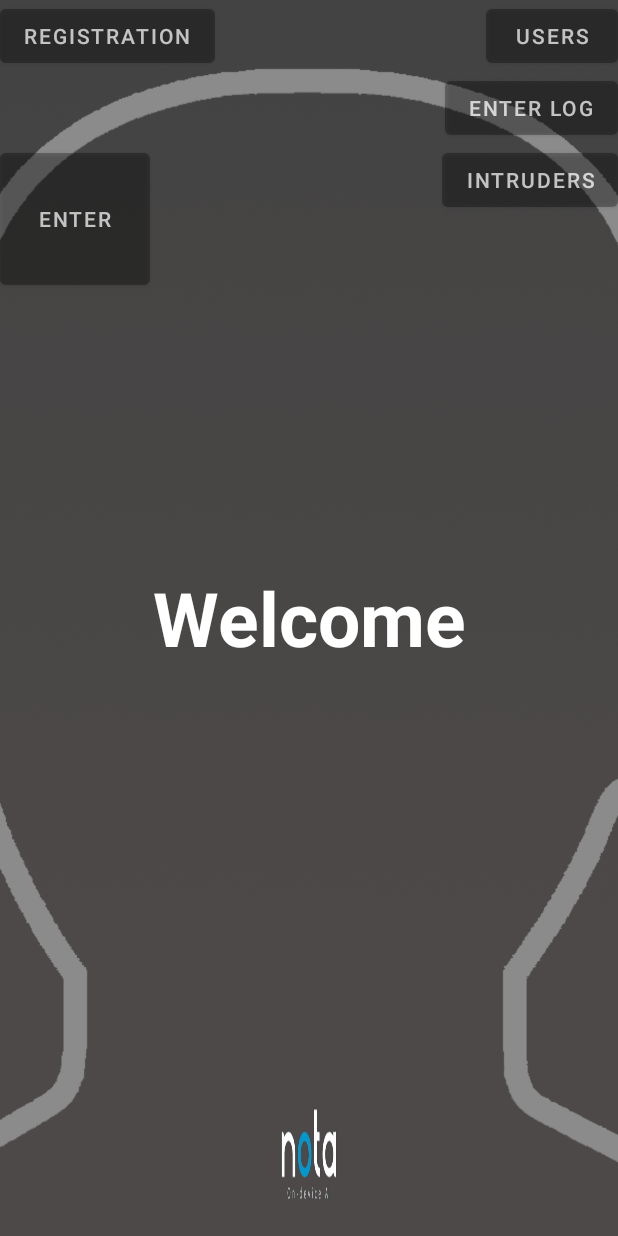
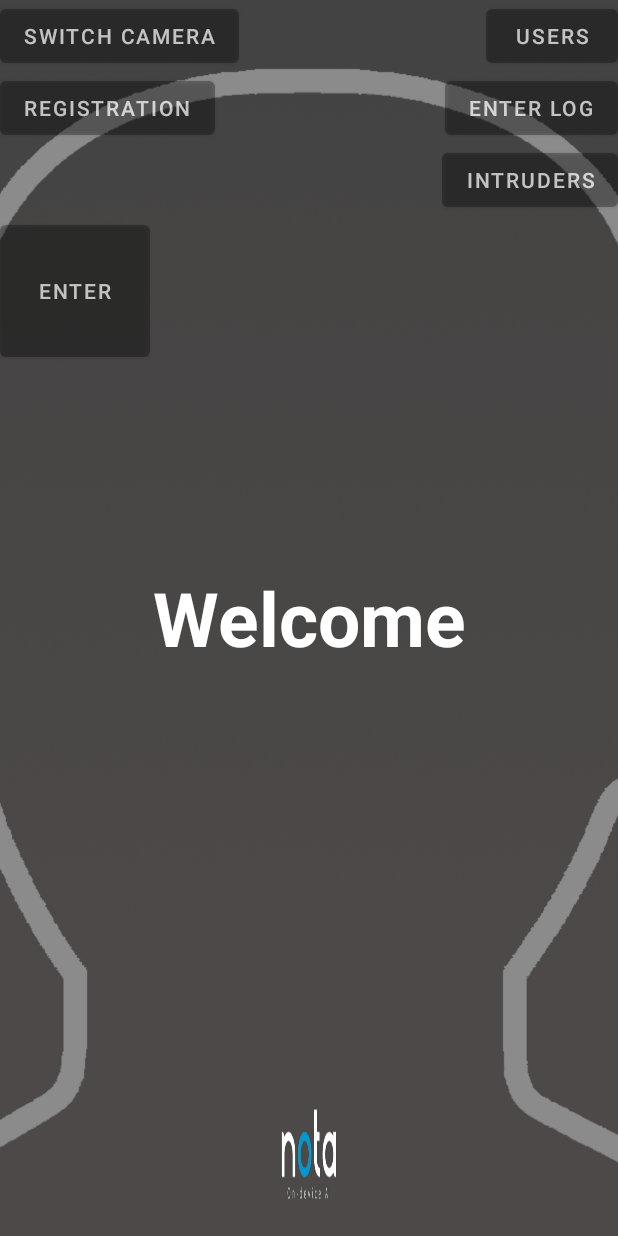
Before and after one commit to nota-github/FaceSDK_Sample_Android, an Android app: the layout activity_camera.xml on its own in the app's theme, with its tools: preview values and no code run, on a phone screen of 412 x 824 dp. Run offline under Robolectric (Android 15) with nearby library versions, the phone set to English and light mode, and no system bars.

Commit message:
[Modify] - Removed camera toggle button re-added

```diff
--- a/SampleForHyundai/hyundai_lobby/src/main/res/layout/activity_camera.xml
+++ b/SampleForHyundai/hyundai_lobby/src/main/res/layout/activity_camera.xml
@@ -35,6 +35,17 @@
         </FrameLayout>
 
         <Button
+            android:id="@+id/bt_switch_camera"
+            app:layout_constraintStart_toStartOf="parent"
+            android:layout_width="wrap_content"
+            android:layout_height="wrap_content"
+            android:alpha="0.7"
+            android:text="Switch Camera"
+            android:enabled="@{viewModel.currentState == State.IDLE ? true : false}"
+            android:onClick="@{viewModel.onClickSwitchCamera()}"
+            app:layout_constraintTop_toTopOf="parent" />
+
+        <Button
             android:id="@+id/bt_regi"
             android:layout_width="wrap_content"
             android:layout_height="wrap_content"
@@ -43,7 +54,7 @@
             android:enabled="@{viewModel.currentState == State.IDLE ? true : false}"
             android:onClick="@{viewModel.startRegisterUser()}"
             app:layout_constraintStart_toStartOf="parent"
-            app:layout_constraintTop_toTopOf="parent"/>
+            app:layout_constraintTop_toBottomOf="@id/bt_switch_camera"/>
 
         <LinearLayout
             android:layout_width="wrap_content"
```
